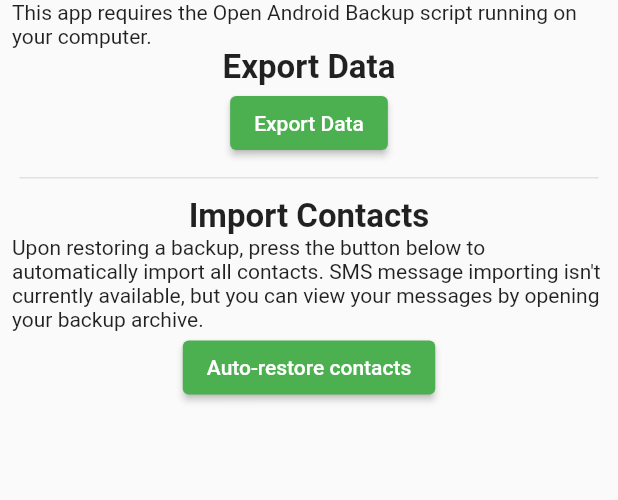
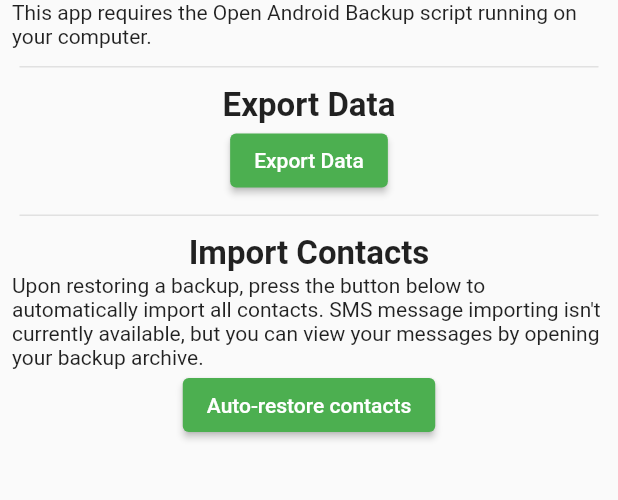
Before and after one commit to mrrfv/open-android-backup, a Flutter app: the screen it shows after launch, on a phone screen of 412 x 824 dp, the part 231-731 px from its top. Run offline on Flutter 3.47's test engine with Material 2 defaults, Android fonts, the phone set to English and light mode, and no system bars; our stand-ins replace csv, device_info_plus, flutter_contacts, permission_handler; missing offline and left inert: flutter_sms_inbox.

Commit message:
add divider between "about" and "export data"
in the companion app

```diff
--- a/companion_app/lib/main.dart
+++ b/companion_app/lib/main.dart
@@ -219,6 +219,13 @@
               ),
               const Text(
                   "This app requires the Open Android Backup script running on your computer."),
+              const Divider(
+                color: Color.fromARGB(31, 44, 44, 44),
+                height: 25,
+                thickness: 1,
+                indent: 5,
+                endIndent: 5,
+              ),
               // data export section
               const Text(
                 "Export Data",
```
